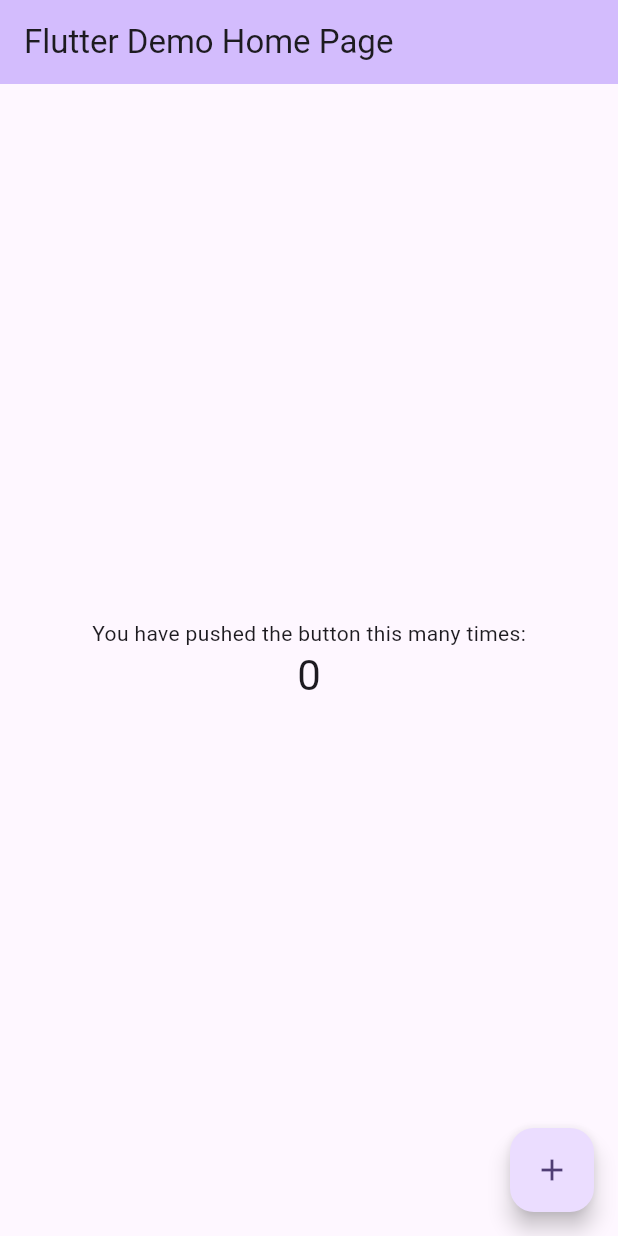
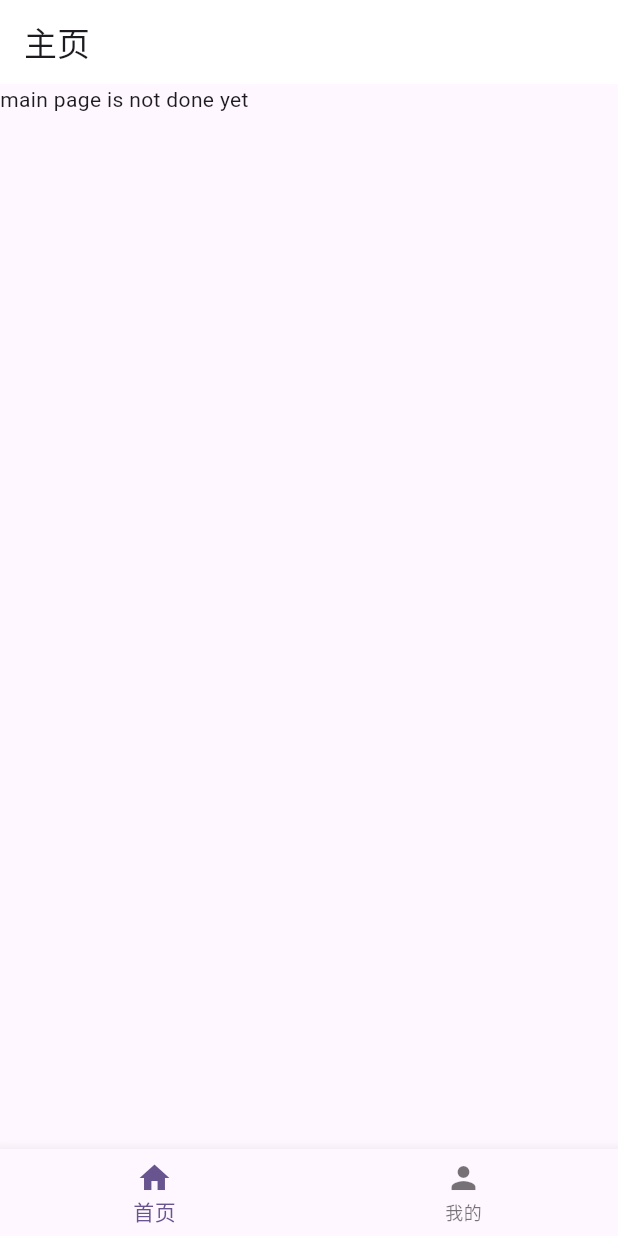
Before and after one commit to 1wpc/NH_client, a Flutter app: the screen it shows after launch, on a phone screen of 412 x 824 dp. Run offline on Flutter 3.47's test engine with Material 3 defaults, Android fonts, the light colour scheme and no system bars; our stand-ins replace get.

Commit message:
add page frame

```diff
--- /dev/null
+++ b/lib/controller.dart
@@ -0,0 +1,10 @@
+import 'package:get/get.dart';
+
+class Controller extends GetxController{
+  int homeIndex = 0;
+
+  void changeIndex(int index) {
+    homeIndex = index;
+    update();
+  }
+}
--- /dev/null
+++ b/lib/home.dart
@@ -0,0 +1,54 @@
+import 'package:flutter/material.dart';
+import 'package:get/get.dart';
+import 'package:nh_client/home_page.dart';
+import 'package:nh_client/mine_page.dart';
+
+import 'controller.dart';
+
+class HomeState extends State<Home> {
+  final Controller c = Get.put(Controller());
+  final List<BottomNavigationBarItem> bnItems = [
+    const BottomNavigationBarItem(
+      backgroundColor: Colors.blue,
+      icon: Icon(Icons.home),
+      label: "首页"
+      ),
+      const BottomNavigationBarItem(
+        backgroundColor: Color.fromARGB(255, 244, 228, 54),
+        icon: Icon(Icons.person),
+        label: "我的"
+      )
+  ];
+  final pages = [HomePage(), MinePage()];
+
+  @override
+  Widget build(BuildContext context) {
+    return GetBuilder(
+      init: c,
+      builder: (controller) {
+        return Scaffold(
+          appBar: AppBar(
+            title: Text('主页'),
+            backgroundColor: Colors.white,
+          ),
+          bottomNavigationBar: BottomNavigationBar(
+            items: bnItems,
+            currentIndex: controller.homeIndex,
+            type: BottomNavigationBarType.fixed,
+            onTap: (value) => controller.changeIndex(value),
+          ),
+          body: pages[controller.homeIndex],
+        );
+      },
+    );
+  }
+
+}
+
+class Home extends StatefulWidget {
+  @override
+  State<StatefulWidget> createState() {
+    return HomeState();
+  }
+
+}
--- /dev/null
+++ b/lib/home_page.dart
@@ -0,0 +1,23 @@
+import 'package:flutter/material.dart';
+import 'package:get/get.dart';
+import 'package:nh_client/controller.dart';
+
+class HomePage extends StatefulWidget {
+  @override
+  State<StatefulWidget> createState() {
+    return _HomePageState();
+  }
+
+}
+
+class _HomePageState extends State<HomePage> {
+  @override
+  Widget build(BuildContext context) {
+    return GetBuilder(
+      init: Get.put(Controller()),
+      builder: (controller) {
+        return Text('main page is not done yet');
+      },
+    );
+  }
+}
--- a/lib/main.dart
+++ b/lib/main.dart
@@ -1,4 +1,5 @@
 import 'package:flutter/material.dart';
+import 'package:nh_client/home.dart';
 
 void main() {
   runApp(const MyApp());
@@ -31,95 +32,7 @@
         colorScheme: ColorScheme.fromSeed(seedColor: Colors.deepPurple),
         useMaterial3: true,
       ),
-      home: const MyHomePage(title: 'Flutter Demo Home Page'),
+      home: Home(),
     );
   }
 }
-
-class MyHomePage extends StatefulWidget {
-  const MyHomePage({super.key, required this.title});
-
-  // This widget is the home page of your application. It is stateful, meaning
-  // that it has a State object (defined below) that contains fields that affect
-  // how it looks.
-
-  // This class is the configuration for the state. It holds the values (in this
-  // case the title) provided by the parent (in this case the App widget) and
-  // used by the build method of the State. Fields in a Widget subclass are
-  // always marked "final".
-
-  final String title;
-
-  @override
-  State<MyHomePage> createState() => _MyHomePageState();
-}
-
-class _MyHomePageState extends State<MyHomePage> {
-  int _counter = 0;
-
-  void _incrementCounter() {
-    setState(() {
-      // This call to setState tells the Flutter framework that something has
-      // changed in this State, which causes it to rerun the build method below
-      // so that the display can reflect the updated values. If we changed
-      // _counter without calling setState(), then the build method would not be
-      // called again, and so nothing would appear to happen.
-      _counter++;
-    });
-  }
-
-  @override
-  Widget build(BuildContext context) {
-    // This method is rerun every time setState is called, for instance as done
-    // by the _incrementCounter method above.
-    //
-    // The Flutter framework has been optimized to make rerunning build methods
-    // fast, so that you can just rebuild anything that needs updating rather
-    // than having to individually change instances of widgets.
-    return Scaffold(
-      appBar: AppBar(
-        // TRY THIS: Try changing the color here to a specific color (to
-        // Colors.amber, perhaps?) and trigger a hot reload to see the AppBar
-        // change color while the other colors stay the same.
-        backgroundColor: Theme.of(context).colorScheme.inversePrimary,
-        // Here we take the value from the MyHomePage object that was created by
-        // the App.build method, and use it to set our appbar title.
-        title: Text(widget.title),
-      ),
-      body: Center(
-        // Center is a layout widget. It takes a single child and positions it
-        // in the middle of the parent.
-        child: Column(
-          // Column is also a layout widget. It takes a list of children and
-          // arranges them vertically. By default, it sizes itself to fit its
-          // children horizontally, and tries to be as tall as its parent.
-          //
-          // Column has various properties to control how it sizes itself and
-          // how it positions its children. Here we use mainAxisAlignment to
-          // center the children vertically; the main axis here is the vertical
-          // axis because Columns are vertical (the cross axis would be
-          // horizontal).
-          //
-          // TRY THIS: Invoke "debug painting" (choose the "Toggle Debug Paint"
-          // action in the IDE, or press "p" in the console), to see the
-          // wireframe for each widget.
-          mainAxisAlignment: MainAxisAlignment.center,
-          children: <Widget>[
-            const Text(
-              'You have pushed the button this many times:',
-            ),
-            Text(
-              '$_counter',
-              style: Theme.of(context).textTheme.headlineMedium,
-            ),
-          ],
-        ),
-      ),
-      floatingActionButton: FloatingActionButton(
-        onPressed: _incrementCounter,
-        tooltip: 'Increment',
-        child: const Icon(Icons.add),
-      ), // This trailing comma makes auto-formatting nicer for build methods.
-    );
-  }
-}
--- /dev/null
+++ b/lib/mine_page.dart
@@ -0,0 +1,20 @@
+import 'package:flutter/material.dart';
+
+class MinePage extends StatefulWidget {
+  @override
+  State<StatefulWidget> createState() {
+    return _MinePageState();
+  }
+}
+
+class _MinePageState extends State<MinePage> {
+  @override
+  Widget build(BuildContext context) {
+    // TODO: implement build
+    return Scaffold(
+      appBar: AppBar(
+        title: Text('我的'),
+      ),
+    );
+  }
+}
--- a/pubspec.yaml
+++ b/pubspec.yaml
@@ -35,6 +35,7 @@ dependencies:
   # The following adds the Cupertino Icons font to your application.
   # Use with the CupertinoIcons class for iOS style icons.
   cupertino_icons: ^1.0.6
+  get: ^4.6.6
 
 dev_dependencies:
   flutter_test:
```
Also changed, not shown: pubspec.lock.
